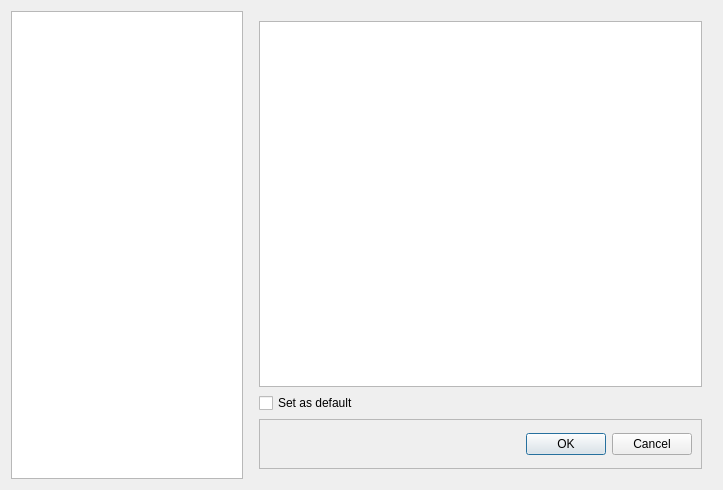
Ptr314/ecat3, file src/dialogs/openconfigwindow.ui: the form before one commit.
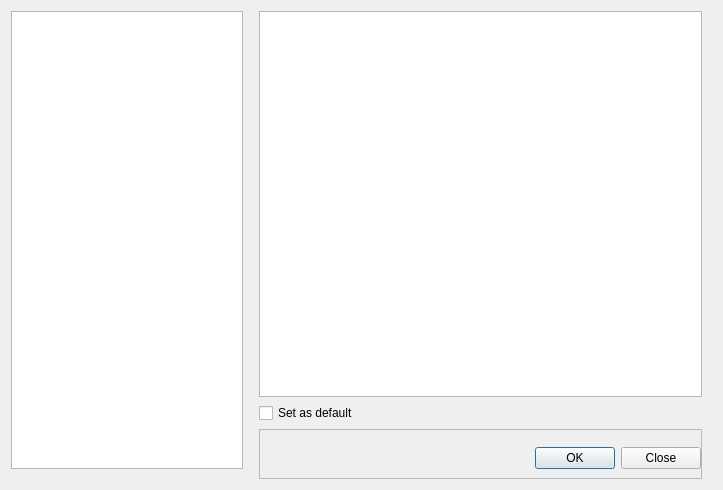
The form after the commit.

Diff of the .ui file:
```diff
--- a/src/dialogs/openconfigwindow.ui
+++ b/src/dialogs/openconfigwindow.ui
@@ -16,6 +16,9 @@
   <layout class="QHBoxLayout" name="horizontalLayout" stretch="1,2">
    <item>
     <layout class="QVBoxLayout" name="verticalLayout" stretch="0">
+     <property name="bottomMargin">
+      <number>10</number>
+     </property>
      <item>
       <widget class="QTreeView" name="treeView"/>
      </item>
@@ -27,13 +30,13 @@
       <number>10</number>
      </property>
      <property name="topMargin">
-      <number>10</number>
+      <number>0</number>
      </property>
      <property name="rightMargin">
       <number>10</number>
      </property>
      <property name="bottomMargin">
-      <number>10</number>
+      <number>0</number>
      </property>
      <item>
       <widget class="QTextBrowser" name="textBrowser">
@@ -73,10 +76,36 @@
         <enum>QFrame::Raised</enum>
        </property>
        <layout class="QHBoxLayout" name="horizontalLayout_2">
+        <property name="rightMargin">
+         <number>0</number>
+        </property>
+        <property name="bottomMargin">
+         <number>0</number>
+        </property>
         <item>
-         <widget class="QDialogButtonBox" name="buttonBox">
-          <property name="standardButtons">
-           <set>QDialogButtonBox::Cancel|QDialogButtonBox::Ok</set>
+         <spacer name="horizontalSpacer">
+          <property name="orientation">
+           <enum>Qt::Horizontal</enum>
+          </property>
+          <property name="sizeHint" stdset="0">
+           <size>
+            <width>40</width>
+            <height>20</height>
+           </size>
+          </property>
+         </spacer>
+        </item>
+        <item>
+         <widget class="QPushButton" name="okButton">
+          <property name="text">
+           <string>OK</string>
+          </property>
+         </widget>
+        </item>
+        <item>
+         <widget class="QPushButton" name="closeButton">
+          <property name="text">
+           <string>Close</string>
           </property>
          </widget>
         </item>
```
Left out of the diff: 2 changed lines with no effect on the pictures.
